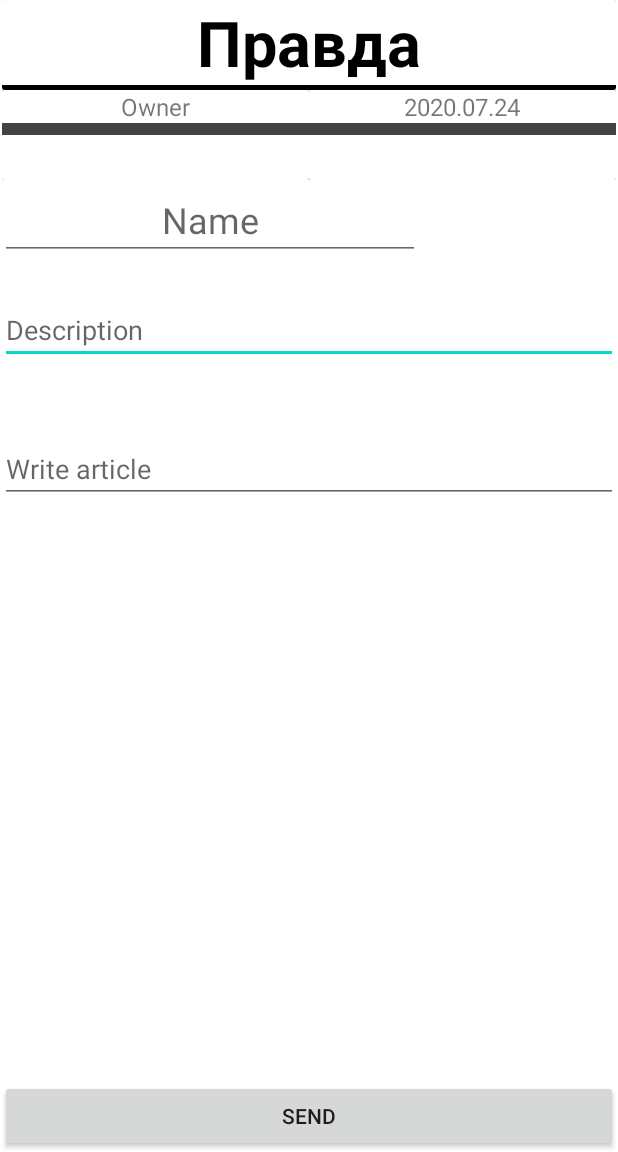
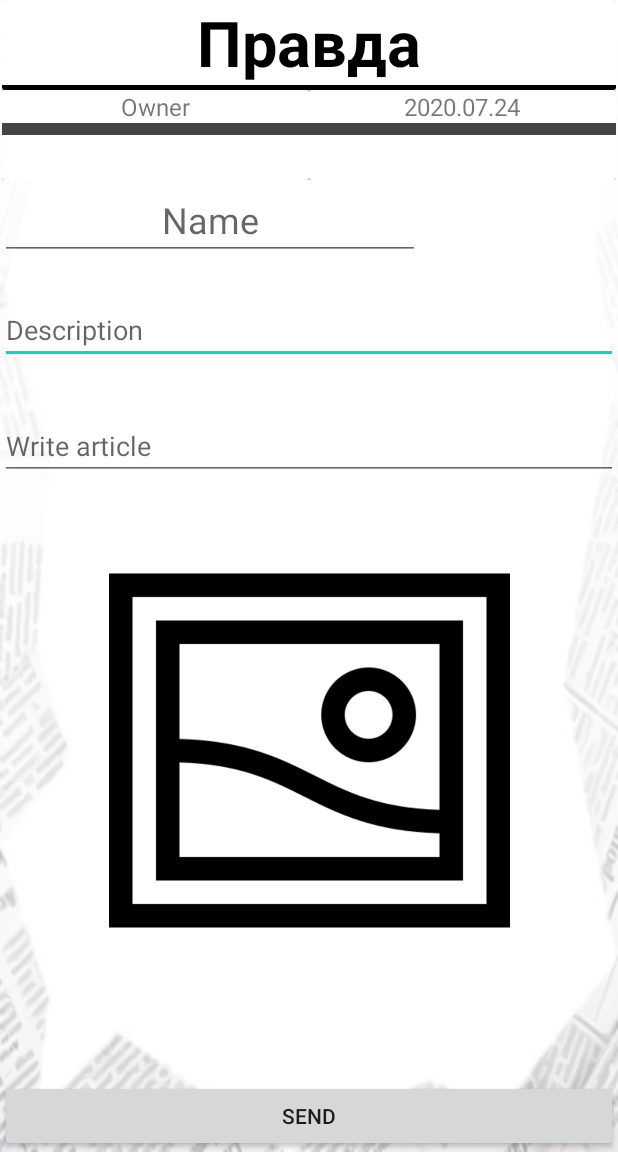
Before and after one commit to VolodymyrPastukh/Truth, an Android app: the screen it shows after launch (MainActivity), after a tap on "SEND", on a phone screen of 412 x 824 dp, the part 84-1236 px from its top. Run offline under Robolectric (Android 15) with nearby library versions, the light colour scheme and no system bars.

Commit message:
Add Photo from gallery to article

```diff
--- a/app/src/main/AndroidManifest.xml
+++ b/app/src/main/AndroidManifest.xml
@@ -1,6 +1,8 @@
 <?xml version="1.0" encoding="utf-8"?>
 <manifest xmlns:android="http://schemas.android.com/apk/res/android"
     package="com.teamLP.truth">
+
+    <uses-permission android:name="android.permission.READ_EXTERNAL_STORAGE"/>
 
     <application
         android:allowBackup="true"
--- a/app/src/main/java/com/teamLP/truth/Article.java
+++ b/app/src/main/java/com/teamLP/truth/Article.java
@@ -7,6 +7,7 @@ import androidx.fragment.app.Fragment;
 import android.view.LayoutInflater;
 import android.view.View;
 import android.view.ViewGroup;
+import android.widget.ImageView;
 import android.widget.TextView;
 
 import com.teamLP.truth.model.ArticleModel;
@@ -19,6 +20,7 @@ public class Article extends ControllerArticle {
     TextView content;
     TextView owner;
     TextView date;
+    ImageView picture;
 
 
     @Override
@@ -31,6 +33,7 @@ public class Article extends ControllerArticle {
         content = rootView.findViewById(R.id.viewContentArticle);
         owner = rootView.findViewById(R.id.viewOwnerArticle);
         date = rootView.findViewById(R.id.viewDateArticle);
+        picture = rootView.findViewById(R.id.viewPictureArticle);
 
         viewArticle(numSelectArticle);
 
@@ -45,5 +48,7 @@ public class Article extends ControllerArticle {
         content.setText(art.contentArticle);
         owner.setText(art.owner);
         date.setText(art.dateArticle);
+        picture.setImageBitmap(art.bitmap);
+
     }
 }
--- a/app/src/main/java/com/teamLP/truth/WriteArticle.java
+++ b/app/src/main/java/com/teamLP/truth/WriteArticle.java
@@ -1,30 +1,44 @@
 package com.teamLP.truth;
 
+import android.content.Intent;
+import android.graphics.Bitmap;
+import android.graphics.BitmapFactory;
+import android.net.Uri;
 import android.os.Bundle;
+import android.provider.MediaStore;
 import android.view.LayoutInflater;
 import android.view.View;
 import android.view.ViewGroup;
 import android.widget.Button;
 import android.widget.EditText;
+import android.widget.ImageView;
 import android.widget.TextView;
 import android.widget.Toast;
 
 import com.teamLP.truth.model.ArticleModel;
 
+import java.io.FileNotFoundException;
+import java.io.IOException;
+import java.io.InputStream;
 import java.text.SimpleDateFormat;
 import java.util.Date;
+
+import static android.app.Activity.RESULT_OK;
 
 
 public class WriteArticle extends ControllerArticle implements View.OnClickListener {
 
     private Button button;
+    private ImageView picture1;
     EditText name;
     EditText description;
     EditText content;
     TextView dateArticle;
     TextView ownerArticle;
 
+    private final int PICK_IMAGE = 1;
     String nam, desk, cont, dat, own;
+    Bitmap bit;
 
     Date dateNow = new Date();
     SimpleDateFormat formatForDate = new SimpleDateFormat("yyyy.MM.dd");
@@ -37,6 +51,10 @@ public class WriteArticle extends ControllerArticle implements View.OnClickListe
 
         button = rootView.findViewById(R.id.sendArt);
         button.setOnClickListener(this);
+
+        picture1 = rootView.findViewById(R.id.pic_article);
+        picture1.setOnClickListener(this);
+
         name = rootView.findViewById(R.id.nameArticle);
         description = rootView.findViewById(R.id.articleDescription);
         content = rootView.findViewById(R.id.contentArticle);
@@ -49,42 +67,54 @@ public class WriteArticle extends ControllerArticle implements View.OnClickListe
     }
 
 
-//    public void sendArticle(View view){
-//
-//        nam = name.getText().toString();
-//        desk = description.getText().toString();
-//        cont = content.getText().toString();
-//        dat = dateArticle.getText().toString();
-//        own = ownerArticle.getText().toString();
-//
-//        if( !nam.isEmpty() && !desk.isEmpty() && !cont.isEmpty()){
-//            generateArticle(new Article(nam, desk, cont, dat, own));
-//            name.setText("");
-//            description.setText("");
-//            content.setText("");
-//        }
-//        else{
-//            Toast.makeText(getActivity(),"Fill in every row pls!!!", Toast.LENGTH_SHORT).show();
-//        }
-//
-//    }
-
     @Override
     public void onClick(View v) {
-        if (v.getId() == R.id.sendArt) {
+        switch (v.getId()) {
+            case R.id.sendArt:
                 nam = name.getText().toString();
                 desk = description.getText().toString();
                 cont = content.getText().toString();
                 dat = dateArticle.getText().toString();
                 own = ownerArticle.getText().toString();
 
+
                 if (!nam.isEmpty() && !desk.isEmpty() && !cont.isEmpty()) {
-                generateArticle(new ArticleModel(nam, desk, cont, dat, own));
+                    generateArticle(new ArticleModel(nam, desk, cont, dat, own, bit));
                     name.setText("");
                     description.setText("");
                     content.setText("");
+                    picture1.setImageResource(R.drawable.image_icon);
                 } else {
                     Toast.makeText(getActivity(), "Fill in every row pls!!!", Toast.LENGTH_SHORT).show();
+                }
+                break;
+
+            case R.id.pic_article:
+                Intent photoPickerIntent = new Intent(Intent.ACTION_PICK);
+                photoPickerIntent.setType("image/*");
+                startActivityForResult(photoPickerIntent, PICK_IMAGE);
+                break;
+        }
+    }
+
+    @Override
+    public void onActivityResult(int requestCode, int resultCode, Intent imageReturnedIntent) {
+        super.onActivityResult(requestCode, resultCode, imageReturnedIntent);
+
+        Bitmap bitmap = null;
+
+
+        switch (requestCode) {
+            case PICK_IMAGE:
+                if (resultCode == RESULT_OK) {
+                    Uri selectedImage = imageReturnedIntent.getData();
+                    try {
+                        bitmap = MediaStore.Images.Media.getBitmap(getActivity().getContentResolver(), selectedImage);
+                    } catch (IOException e) {
+                        e.printStackTrace();
+                    }
+                    bit = bitmap;
+                    picture1.setImageBitmap(bitmap);
                 }
         }
     }
--- a/app/src/main/res/layout/fragment_write_article.xml
+++ b/app/src/main/res/layout/fragment_write_article.xml
@@ -7,11 +7,10 @@
     tools:context=".WriteArticle">
 
 
-
     <androidx.constraintlayout.widget.ConstraintLayout
         android:layout_width="match_parent"
         android:layout_height="match_parent"
-        android:background="#FFFFFF">
+        android:background="@drawable/gradient_menu">
 
 
         <androidx.core.widget.NestedScrollView
@@ -71,17 +70,16 @@
                     android:id="@+id/contentArticle"
                     android:layout_width="match_parent"
                     android:layout_height="wrap_content"
+                    android:layout_marginTop="32dp"
                     android:autofillHints="@string/wrA_write_article"
                     android:ems="10"
                     android:gravity="start|top"
                     android:hint="@string/wrA_write_article"
                     android:inputType="textMultiLine"
-                    app:layout_constraintBottom_toTopOf="@+id/sendArt"
                     app:layout_constraintEnd_toEndOf="parent"
-                    app:layout_constraintHorizontal_bias="1.0"
+                    app:layout_constraintHorizontal_bias="0.0"
                     app:layout_constraintStart_toStartOf="parent"
-                    app:layout_constraintTop_toBottomOf="@+id/articleDescription"
-                    app:layout_constraintVertical_bias="0.11" />
+                    app:layout_constraintTop_toBottomOf="@+id/articleDescription" />
 
                 <Button
                     android:id="@+id/sendArt"
@@ -91,6 +89,17 @@
                     app:layout_constraintBottom_toBottomOf="parent"
                     app:layout_constraintEnd_toEndOf="parent"
                     app:layout_constraintStart_toStartOf="parent" />
+
+                <ImageView
+                    android:id="@+id/pic_article"
+                    android:layout_width="279dp"
+                    android:layout_height="267dp"
+                    android:layout_marginBottom="40dp"
+                    android:src="@drawable/image_icon"
+                    app:layout_constraintBottom_toTopOf="@+id/sendArt"
+                    app:layout_constraintEnd_toEndOf="parent"
+                    app:layout_constraintStart_toStartOf="parent"
+                    app:layout_constraintTop_toBottomOf="@+id/contentArticle" />
 
             </androidx.constraintlayout.widget.ConstraintLayout>
         </androidx.core.widget.NestedScrollView>
@@ -107,7 +116,8 @@
             <androidx.cardview.widget.CardView
                 android:layout_width="match_parent"
                 android:layout_height="0dp"
-                android:layout_weight="1">
+                android:layout_weight="1"
+                app:cardBackgroundColor="#FFFFFF">
 
                 <LinearLayout
                     android:layout_width="match_parent"
@@ -136,7 +146,8 @@
             <androidx.cardview.widget.CardView
                 android:layout_width="match_parent"
                 android:layout_height="0dp"
-                android:layout_weight="1">
+                android:layout_weight="1"
+                app:cardBackgroundColor="#00FFFFFF">
 
                 <LinearLayout
                     android:layout_width="match_parent"
@@ -147,6 +158,7 @@
                         android:layout_width="0dp"
                         android:layout_height="match_parent"
                         android:layout_weight="1"
+                        app:cardBackgroundColor="#FFFFFF"
                         app:cardElevation="2dp">
 
                         <LinearLayout
@@ -175,7 +187,8 @@
                     <androidx.cardview.widget.CardView
                         android:layout_width="0dp"
                         android:layout_height="match_parent"
-                        android:layout_weight="1">
+                        android:layout_weight="1"
+                        app:cardBackgroundColor="#FFFFFF">
 
                         <LinearLayout
                             android:layout_width="match_parent"
--- a/app/src/main/res/layout/list_articles.xml
+++ b/app/src/main/res/layout/list_articles.xml
@@ -3,7 +3,7 @@
     xmlns:app="http://schemas.android.com/apk/res-auto"
     android:layout_width="match_parent"
     android:layout_height="200dp"
-    android:background="@drawable/list_element_article"
+    android:background="#B2FFFFFF"
     android:orientation="vertical">
 
     <androidx.cardview.widget.CardView
@@ -30,7 +30,6 @@
                 android:textSize="24sp" />
 
             <TextView
-                android:id="@+id/articleDescription"
                 android:layout_width="match_parent"
                 android:layout_height="wrap_content"
                 android:fontFamily="@font/roboto_slab_bold"
@@ -43,7 +42,7 @@
         android:layout_width="match_parent"
         android:layout_height="0dp"
         android:layout_weight="0.25"
-        app:cardBackgroundColor="#00FFFFFF" >
+        app:cardBackgroundColor="#00FFFFFF">
 
         <LinearLayout
             android:layout_width="match_parent"
```
Also changed, not shown: app/src/main/java/com/teamLP/truth/BlankFragment.java (deleted, +0 -64 lines), app/src/main/java/com/teamLP/truth/model/ArticleModel.java (+5 -2 lines), app/src/main/res/layout/fragment_article.xml (+20 -0 lines), app/src/main/res/layout/fragment_blank.xml (deleted, +0 -12 lines), app/src/main/res/drawable/image_icon.png (added), app/src/main/res/drawable/paper_article.jpg (added). Lines whose indentation alone changed are shown as unchanged.
